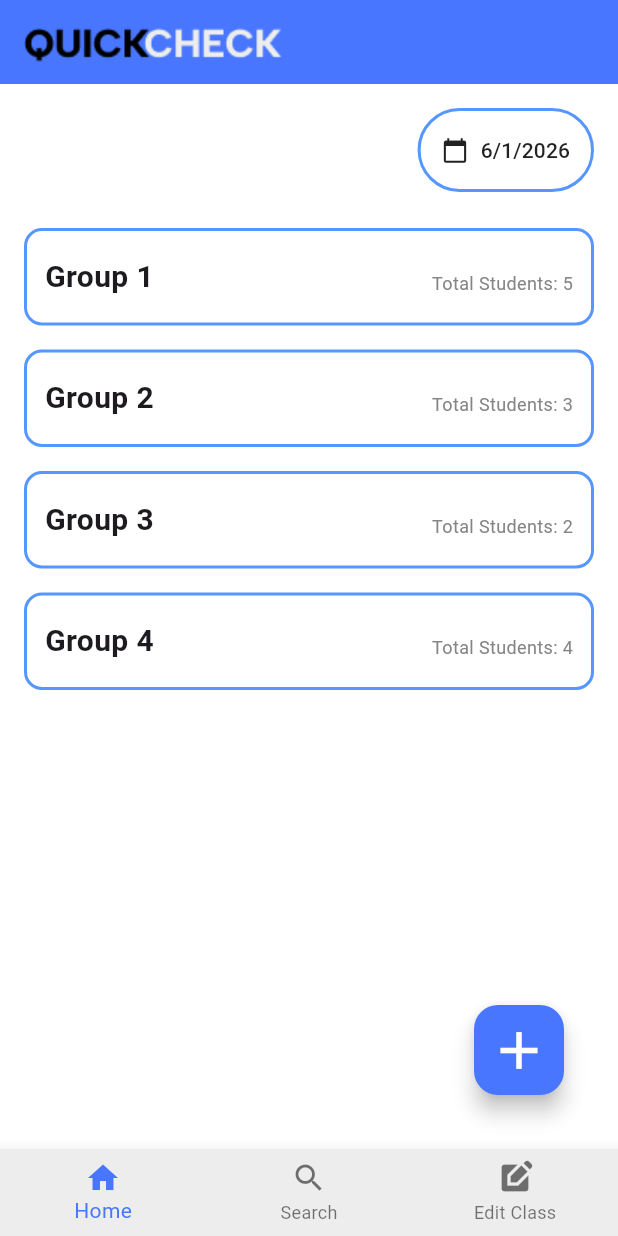
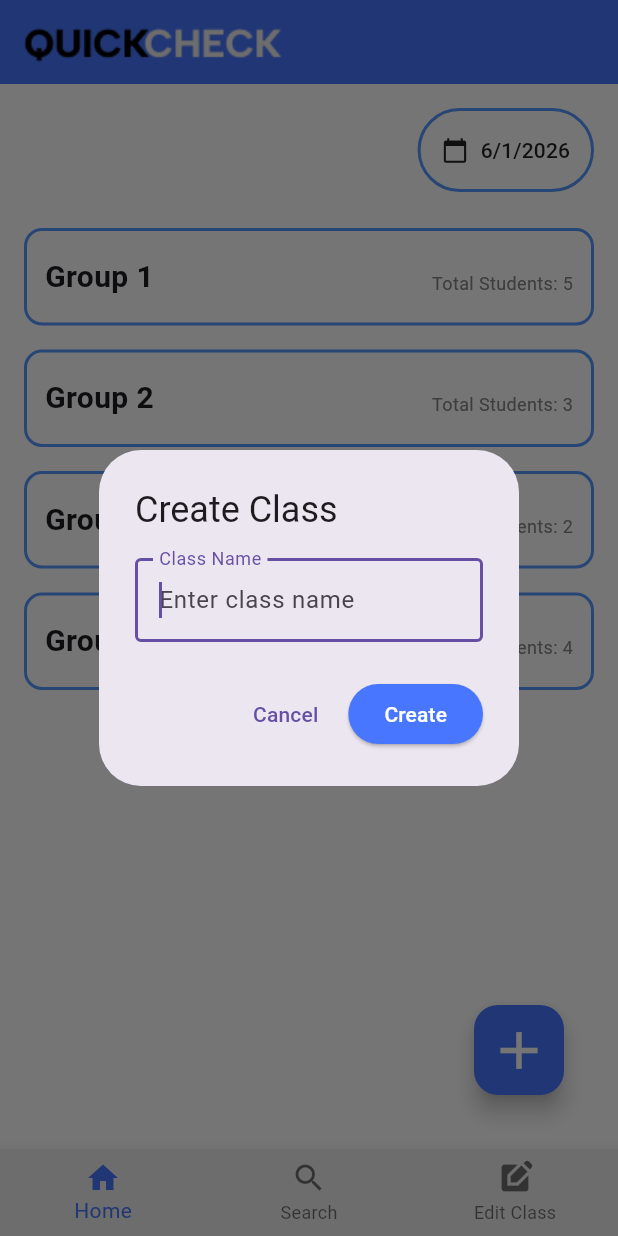
Before and after one commit to chessman-coder/quick-check, a Flutter app: the screen it shows after launch, after a tap on the "add" icon, on a phone screen of 412 x 824 dp. Run offline on Flutter 3.47's test engine with Material 3 defaults, Android fonts, the phone set to English and light mode, and no system bars.

```diff
--- a/lib/data/class_data_testing.dart
+++ b/lib/data/class_data_testing.dart
@@ -1,11 +1,11 @@
 import 'package:flutter_project/models/class.dart';
 
-final classDataList = [
-  Class(
+final classDataList = <Class>[
+  const Class(
     id: 'a1',
     name: 'Group 1',
   ),
-  Class(id: 'a2', name: 'Group 2'),
-  Class(id: 'a3', name: 'Group 3'),
-  Class(id: 'a4', name: 'Group 4'),
+  const Class(id: 'a2', name: 'Group 2'),
+  const Class(id: 'a3', name: 'Group 3'),
+  const Class(id: 'a4', name: 'Group 4'),
 ];
--- a/lib/ui/attendance_tracker/home/main_home.dart
+++ b/lib/ui/attendance_tracker/home/main_home.dart
@@ -1,4 +1,6 @@
 import 'package:flutter/material.dart';
+import 'package:flutter_project/data/class_data_testing.dart';
+import 'package:flutter_project/models/class.dart';
 import 'package:flutter_project/ui/attendance_tracker/home/class_list.dart';
 
 class Home extends StatefulWidget {
@@ -31,7 +33,82 @@ class _HomeState extends State<Home> {
     });
   }
 
-  void _onCreate() {}
+  void _onCreate() {
+    _showCreateClassDialog(context);
+  }
+
+  void _showCreateClassDialog(BuildContext context) {
+    final TextEditingController classNameController = TextEditingController();
+    final GlobalKey<FormState> formKey = GlobalKey<FormState>();
+
+    showDialog(
+      context: context,
+      builder: (BuildContext context) {
+        return AlertDialog(
+          title: const Text('Create Class'),
+          content: Form(
+            key: formKey,
+            child: TextFormField(
+              controller: classNameController,
+              decoration: const InputDecoration(
+                labelText: 'Class Name',
+                hintText: 'Enter class name',
+                border: OutlineInputBorder(),
+              ),
+              autofocus: true,
+              validator: (value) {
+                if (value == null || value.trim().isEmpty) {
+                  return 'Please enter a class name';
+                }
+                if (value.trim().length < 2) {
+                  return 'Class name must be at least 2 characters';
+                }
+                return null;
+              },
+            ),
+          ),
+          actions: [
+            TextButton(
+              onPressed: () {
+                Navigator.of(context).pop();
+              },
+              child: const Text('Cancel'),
+            ),
+            ElevatedButton(
+              onPressed: () {
+                if (formKey.currentState!.validate()) {
+                  final String className = classNameController.text.trim();
+                  _createClass(className);
+                  Navigator.of(context).pop();
+                  ScaffoldMessenger.of(context).showSnackBar(
+                    SnackBar(
+                      content: Text('Class "$className" created successfully!'),
+                      backgroundColor: const Color(0xFF4CAF50),
+                      duration: const Duration(seconds: 2),
+                    ),
+                  );
+                }
+              },
+              style: ElevatedButton.styleFrom(
+                backgroundColor: const Color(0xFF4976FF),
+              ),
+              child: const Text('Create', style: TextStyle(color: Colors.white)),
+            ),
+          ],
+        );
+      },
+    );
+  }
+
+  void _createClass(String className) {
+    // Generate a unique ID for the new class
+    final String newId = 'a${classDataList.length + 1}';
+    final Class newClass = Class(id: newId, name: className);
+
+    setState(() {
+      classDataList.add(newClass);
+    });
+  }
 
   @override
   Widget build(BuildContext context) {
```
